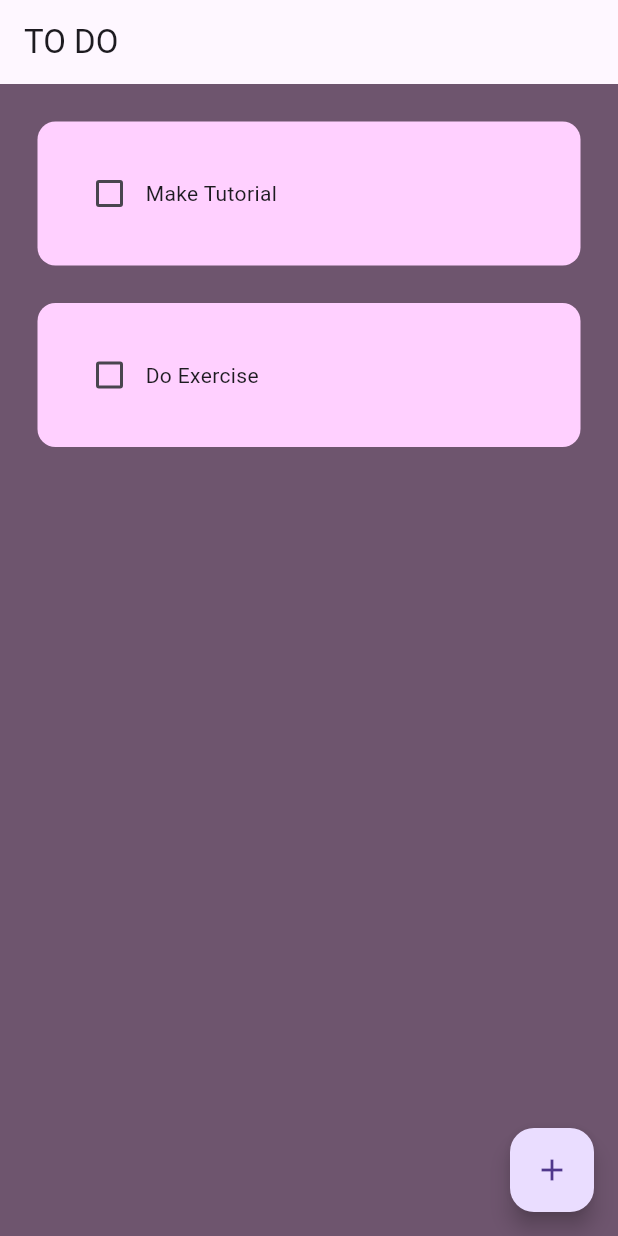
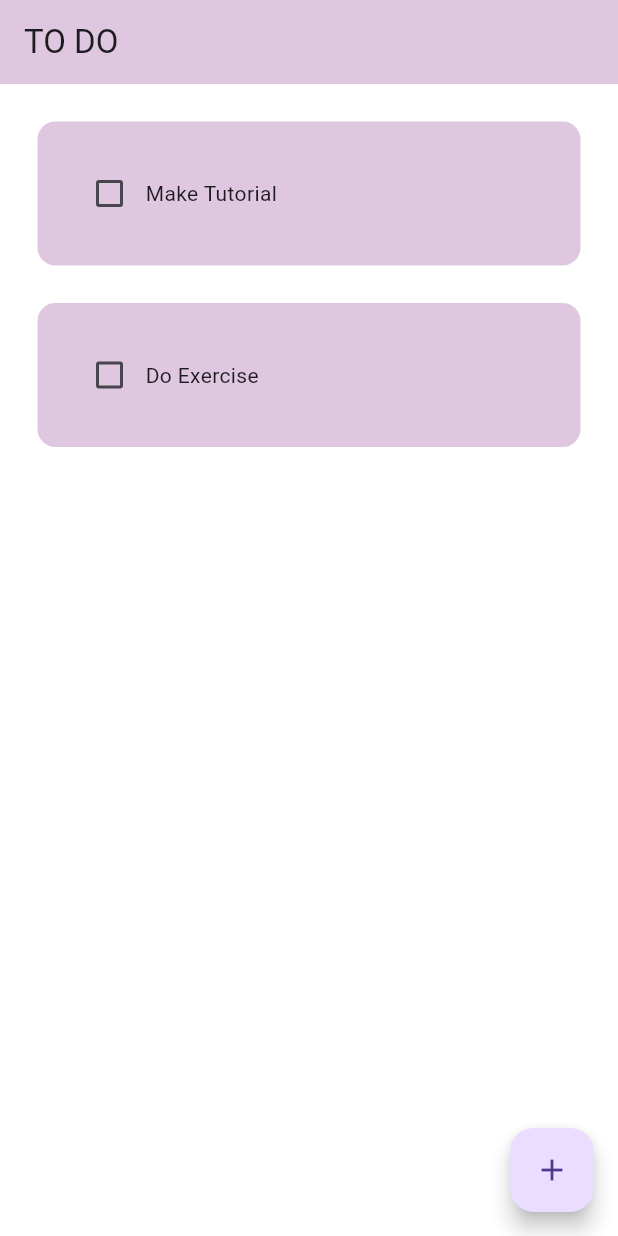
Before and after one commit to sbhosale0701/TODO-APP, a Flutter app: the screen it shows after launch, on a phone screen of 412 x 824 dp. Run offline on Flutter 3.47's test engine with Material 3 defaults, Android fonts, the phone set to English and light mode, and no system bars; drawn by our look-alikes of flutter_slidable; our stand-ins replace hive_flutter; accounts and stored records are empty.

Commit message:
commit changes

```diff
--- a/lib/main.dart
+++ b/lib/main.dart
@@ -18,7 +18,7 @@ class MyApp extends StatelessWidget {
   @override
   Widget build(BuildContext context) {
     // Define a custom primary color
-    const customPrimaryColor = Color.fromARGB(255, 252, 232, 252);
+    const customPrimaryColor = Color.fromARGB(255, 255, 255, 255);
 
     return MaterialApp(
       debugShowCheckedModeBanner: false,
@@ -36,6 +36,8 @@ class MyApp extends StatelessWidget {
           800: customPrimaryColor,
           900: customPrimaryColor,
         }),
+        scaffoldBackgroundColor:
+            Colors.white, // Set scaffold background color to white
       ),
     );
   }
--- a/lib/pages/home_page.dart
+++ b/lib/pages/home_page.dart
@@ -75,9 +75,10 @@ class _HomePageState extends State<HomePage> {
   @override
   Widget build(BuildContext context) {
     return Scaffold(
-      backgroundColor: Color.fromARGB(255, 110, 85, 110),
+      backgroundColor: Color.fromARGB(255, 255, 255, 255),
       appBar: AppBar(
         title: Text('TO DO'),
+        backgroundColor: Color.fromARGB(255, 223, 199, 223),
         elevation: 0,
       ),
       floatingActionButton: FloatingActionButton(
--- a/lib/util/todo_tile.dart
+++ b/lib/util/todo_tile.dart
@@ -34,7 +34,7 @@ class ToDoTile extends StatelessWidget {
         child: Container(
           padding: EdgeInsets.all(24),
           decoration: BoxDecoration(
-            color: Color.fromARGB(255, 255, 208, 255),
+            color: Color.fromARGB(255, 223, 199, 223),
             borderRadius: BorderRadius.circular(12),
           ),
           child: Row(
```
Also changed, not shown: pubspec.lock.
